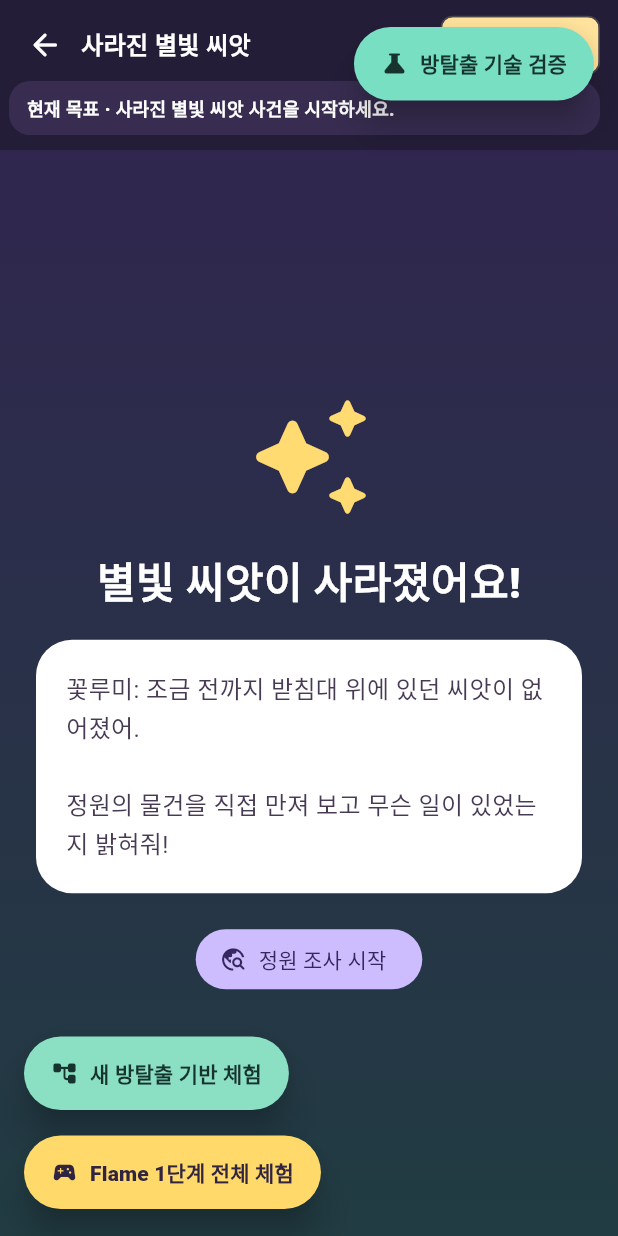
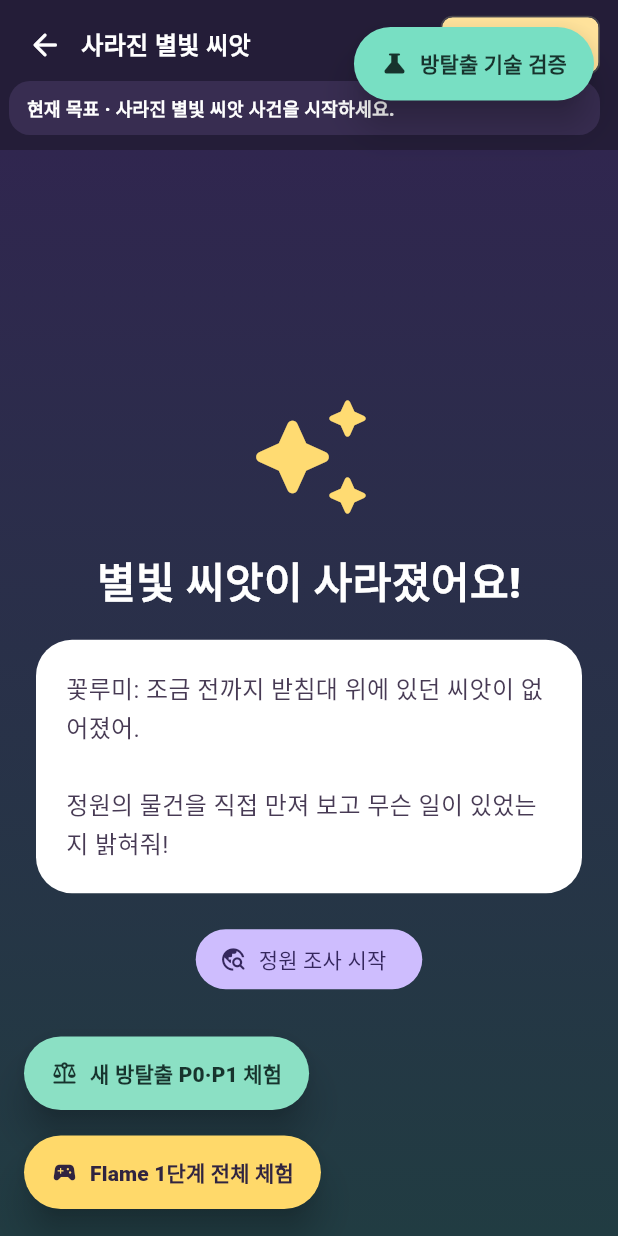
Before and after one commit to dudo011/Rumi, a Flutter app: the HomeScreen screen opened directly, after a tap on "사건 조사하기", on a phone screen of 412 x 824 dp. Run offline on Flutter 3.47's test engine with Material 3 defaults, Android fonts, the phone set to English and light mode, and no system bars; our stand-ins replace shared_preferences; missing offline and left inert: flame, flame_audio; accounts and stored records are empty.

Commit message:
chore: label episode one P0 P1 preview

```diff
--- a/lib/features/adventure/garden_exploration_screen.dart
+++ b/lib/features/adventure/garden_exploration_screen.dart
@@ -68,9 +68,9 @@ class GardenExplorationScreen extends StatelessWidget {
                   ),
                 );
               },
-              icon: const Icon(Icons.account_tree_rounded),
+              icon: const Icon(Icons.balance_rounded),
               label: const Text(
-                '새 방탈출 기반 체험',
+                '새 방탈출 P0·P1 체험',
                 style: TextStyle(fontWeight: FontWeight.w900),
               ),
             ),
```
